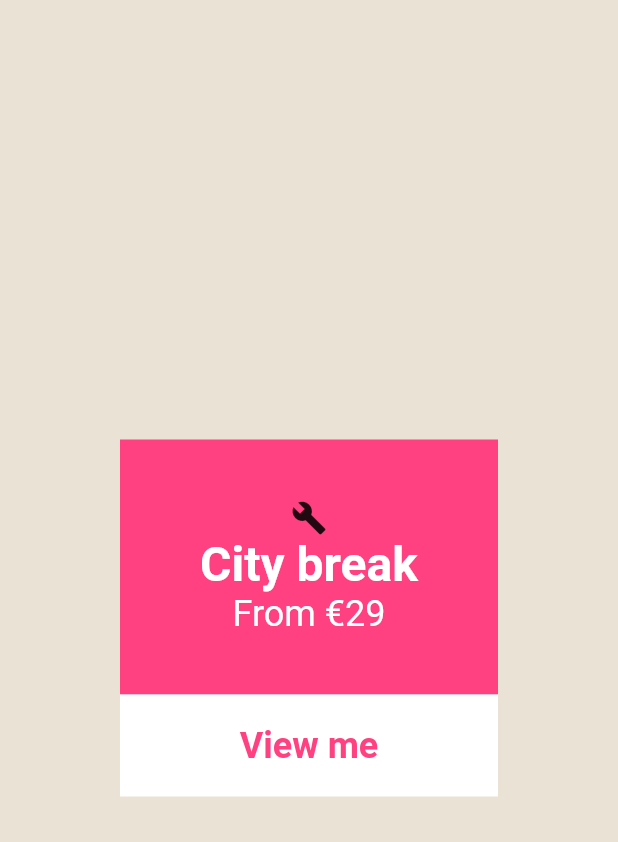
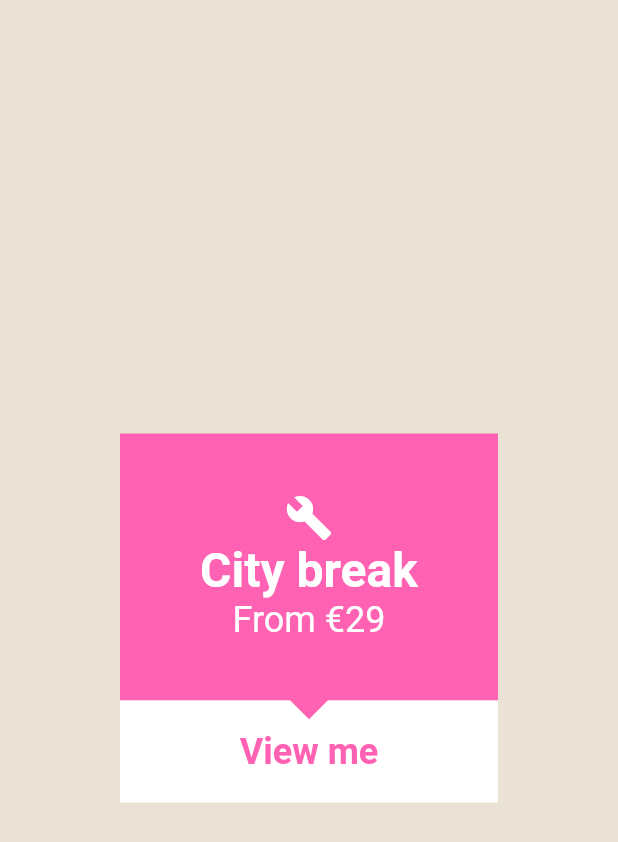
Before and after one commit to mt-tadayon/travel_folding_card, a Flutter app: the screen it shows after launch, on a phone screen of 412 x 824 dp. Shown: the top 842 px of the screen. Run offline on Flutter 3.47's test engine with Material 2 defaults, Android fonts, the phone set to English and light mode, and no system bars.

Commit message:
Complete the front container

```diff
--- a/lib/main.dart
+++ b/lib/main.dart
@@ -1,4 +1,5 @@
 import 'package:flutter/material.dart';
+import 'dart:math' as math;
 
 void main() => runApp(MyApp());
 
@@ -25,16 +26,22 @@ class MyHomePage extends StatelessWidget {
         child: Center(
           child: Padding(
             padding: const EdgeInsets.symmetric(horizontal: 80.0),
-            child: Column(
+            child: Stack(
+              children: <Widget>[
+                Column(
                   mainAxisAlignment: MainAxisAlignment.center,
                   crossAxisAlignment: CrossAxisAlignment.stretch,
                   children: <Widget>[
                     Container(
                       padding: EdgeInsets.all(40.0),
-                  decoration: BoxDecoration(color: Colors.pinkAccent),
+                      decoration: BoxDecoration(color: Color(0xffff62b2)),
                       child: Column(
                         children: <Widget>[
-                      Icon(Icons.build),
+                          Icon(
+                            Icons.build,
+                            color: Colors.white,
+                            size: 32.0,
+                          ),
                           Text(
                             'City break',
                             style: TextStyle(
@@ -61,9 +68,22 @@ class MyHomePage extends StatelessWidget {
                         style: TextStyle(
                             fontSize: 24.0,
                             fontWeight: FontWeight.bold,
-                        color: Colors.pinkAccent),
+                            color: Color(0xffff62b2)),
                       ),
                     )
+                  ],
+                ),
+                Align(
+                  alignment: Alignment(0, 0.1),
+                  child: Transform.rotate(
+                    angle: math.pi / 4,
+                    child: Container(
+                      height: 40.0,
+                      width: 40.0,
+                      color: Color(0xffff62b2),
+                    ),
+                  ),
+                ),
               ],
             ),
           ),
```
Lines whose indentation alone changed are shown as unchanged.
